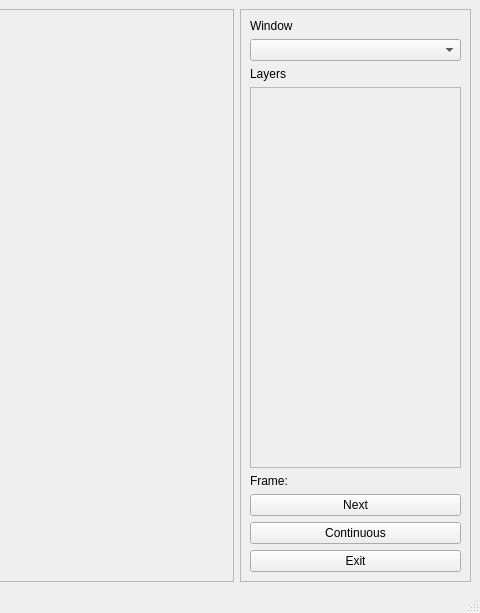
This is Vision/VisionWrapper/mainwindow.ui in NUbots/robocup as Qt 5 draws it before an edit; both pictures show x 438 to 918 and y 0 to 613 of the 918 by 613 pixel window. The edited form follows.
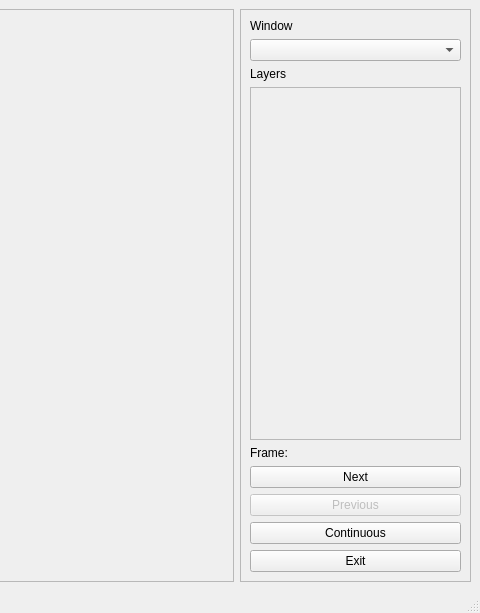
This is the edited form.

What changed in the file:
```diff
--- a/Vision/VisionWrapper/mainwindow.ui
+++ b/Vision/VisionWrapper/mainwindow.ui
@@ -99,7 +99,7 @@
             <x>0</x>
             <y>0</y>
             <width>209</width>
-            <height>325</height>
+            <height>292</height>
            </rect>
           </property>
          </widget>
@@ -119,6 +119,16 @@
          </property>
         </widget>
        </item>
+       <item>
+        <widget class="QPushButton" name="prev_pb">
+         <property name="enabled">
+          <bool>false</bool>
+         </property>
+         <property name="text">
+          <string>Previous</string>
+         </property>
+        </widget>
+       </item>
        <item>
         <widget class="QPushButton" name="contButton">
          <property name="text">
```
